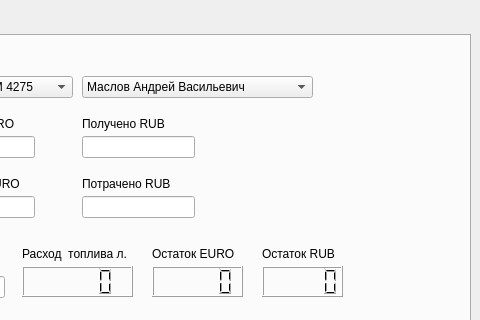
The window that Design_load.ui (huntersn32/prog_car) describes before a commit, drawn with Qt 5; both pictures show x 320 to 800 and y 0 to 320 of the 800 by 633 pixel window.
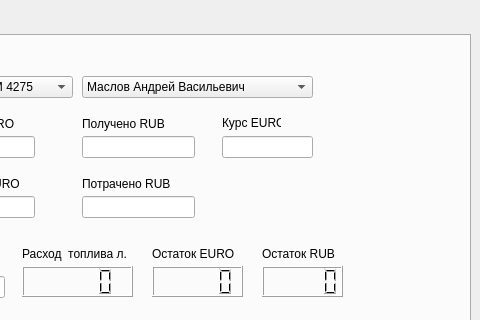
The same window after the commit. Icons and pictures are not drawn.

Diff of the .ui file:
```diff
--- a/Design_load.ui
+++ b/Design_load.ui
@@ -673,6 +673,29 @@
        </rect>
       </property>
      </widget>
+     <widget class="QLabel" name="label_17">
+      <property name="geometry">
+       <rect>
+        <x>530</x>
+        <y>80</y>
+        <width>59</width>
+        <height>14</height>
+       </rect>
+      </property>
+      <property name="text">
+       <string>Курс EURO</string>
+      </property>
+     </widget>
+     <widget class="QLineEdit" name="curs_cash">
+      <property name="geometry">
+       <rect>
+        <x>530</x>
+        <y>100</y>
+        <width>91</width>
+        <height>22</height>
+       </rect>
+      </property>
+     </widget>
     </widget>
     <widget class="QWidget" name="TabDriver">
      <attribute name="icon">
```
